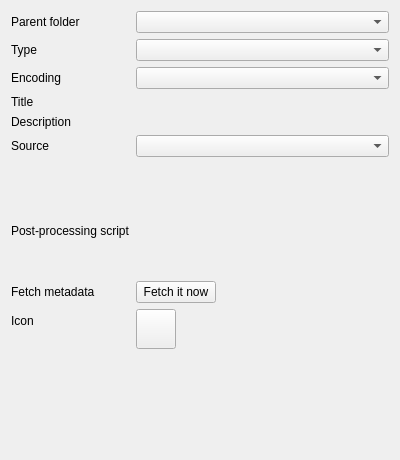
The window that src/librssguard/services/standard/gui/standardfeeddetails.ui (martinrotter/rssguard) describes before a commit, drawn with Qt 5.
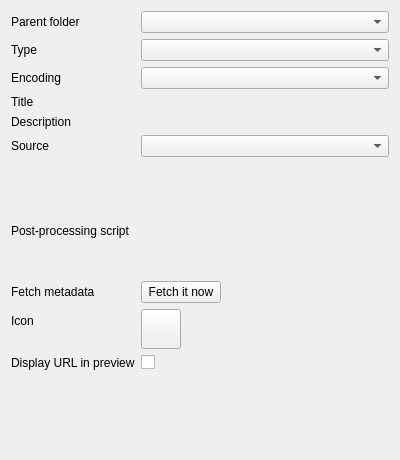
The same window after the commit. Custom widgets are drawn as their Qt base class.

Commit message:
add feed option to load article URL in message preview
Some RSS feeds (such as reddit.com) provide quite limited `content`
section, thus it is desirable to load the URL into the message preview.

Diff of the .ui file:
```diff
--- a/src/librssguard/services/standard/gui/standardfeeddetails.ui
+++ b/src/librssguard/services/standard/gui/standardfeeddetails.ui
@@ -236,7 +236,7 @@
      </property>
     </widget>
    </item>
-   <item row="11" column="0" colspan="2">
+   <item row="12" column="0" colspan="2">
     <spacer name="verticalSpacer">
      <property name="orientation">
       <enum>Qt::Vertical</enum>
@@ -249,6 +249,20 @@
      </property>
     </spacer>
    </item>
+   <item row="11" column="1">
+    <widget class="QCheckBox" name="m_cbLoadUrl">
+     <property name="text">
+      <string/>
+     </property>
+    </widget>
+   </item>
+   <item row="11" column="0">
+    <widget class="QLabel" name="label_5">
+     <property name="text">
+      <string>Display URL in preview</string>
+     </property>
+    </widget>
+   </item>
   </layout>
  </widget>
  <customwidgets>
```
The commit also changes 5 other files.
